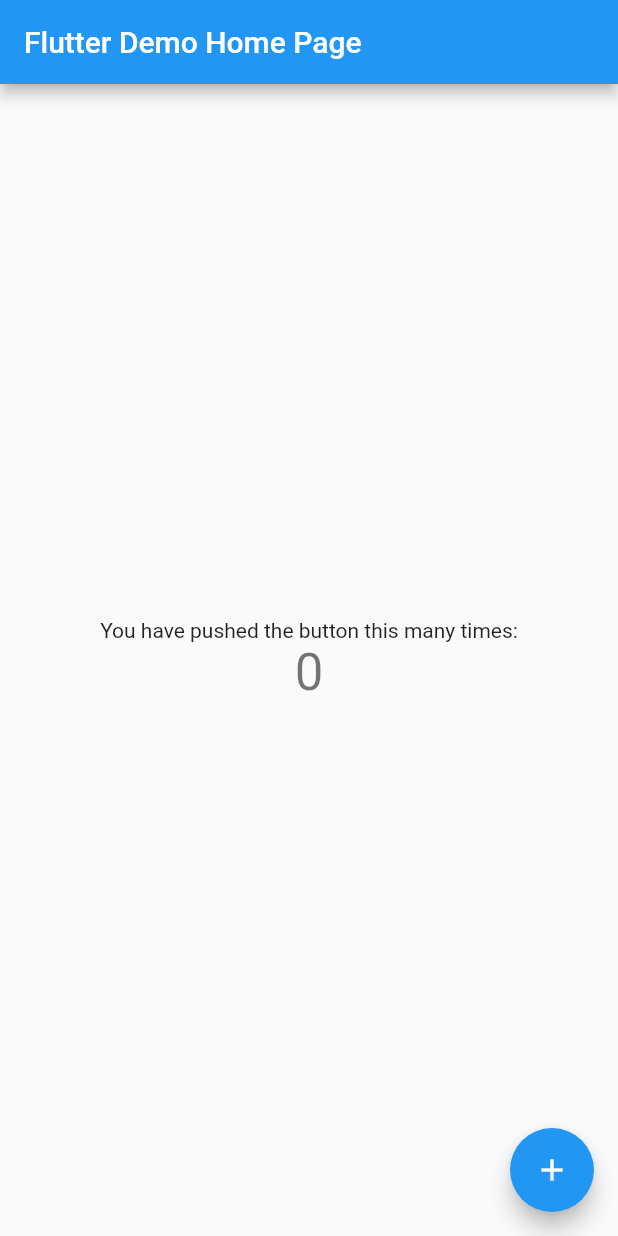
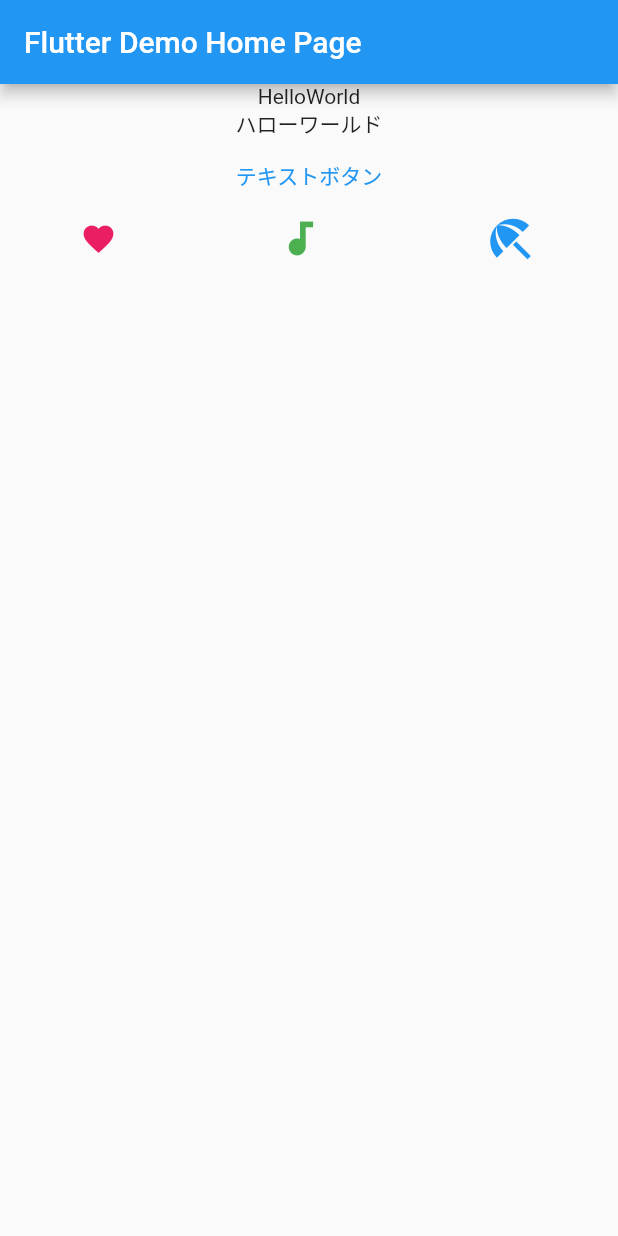
Before and after one commit to tsubasa-sbym/flutter_application_00, a Flutter app: the screen it shows after launch, on a phone screen of 412 x 824 dp. Run offline on Flutter 3.47's test engine with Material 2 defaults, Android fonts, the phone set to English and light mode, and no system bars.

Commit message:
feat: bodyへのwidgetの追加

```diff
--- a/lib/main.dart
+++ b/lib/main.dart
@@ -48,69 +48,39 @@ class MyHomePage extends StatefulWidget {
 }
 
 class _MyHomePageState extends State<MyHomePage> {
-  int _counter = 0;
-
-  void _incrementCounter() {
-    setState(() {
-      // This call to setState tells the Flutter framework that something has
-      // changed in this State, which causes it to rerun the build method below
-      // so that the display can reflect the updated values. If we changed
-      // _counter without calling setState(), then the build method would not be
-      // called again, and so nothing would appear to happen.
-      _counter++;
-      print("HelloWorld");
-    });
-  }
-
   @override
   Widget build(BuildContext context) {
-    // This method is rerun every time setState is called, for instance as done
-    // by the _incrementCounter method above.
-    //
-    // The Flutter framework has been optimized to make rerunning build methods
-    // fast, so that you can just rebuild anything that needs updating rather
-    // than having to individually change instances of widgets.
     return Scaffold(
       appBar: AppBar(
-        // Here we take the value from the MyHomePage object that was created by
-        // the App.build method, and use it to set our appbar title.
         title: Text(widget.title),
       ),
-      body: Center(
-        // Center is a layout widget. It takes a single child and positions it
-        // in the middle of the parent.
-        child: Column(
-          // Column is also a layout widget. It takes a list of children and
-          // arranges them vertically. By default, it sizes itself to fit its
-          // children horizontally, and tries to be as tall as its parent.
-          //
-          // Invoke "debug painting" (press "p" in the console, choose the
-          // "Toggle Debug Paint" action from the Flutter Inspector in Android
-          // Studio, or the "Toggle Debug Paint" command in Visual Studio Code)
-          // to see the wireframe for each widget.
-          //
-          // Column has various properties to control how it sizes itself and
-          // how it positions its children. Here we use mainAxisAlignment to
-          // center the children vertically; the main axis here is the vertical
-          // axis because Columns are vertical (the cross axis would be
-          // horizontal).
-          mainAxisAlignment: MainAxisAlignment.center,
-          children: <Widget>[
-            const Text(
-              'You have pushed the button this many times:',
-            ),
-            Text(
-              '$_counter',
-              style: Theme.of(context).textTheme.headlineMedium,
-            ),
-          ],
-        ),
-      ),
-      floatingActionButton: FloatingActionButton(
-        onPressed: _incrementCounter,
-        tooltip: 'Increment',
-        child: const Icon(Icons.add),
-      ), // This trailing comma makes auto-formatting nicer for build methods.
+      body: Column(children: [
+         const Text("HelloWorld"),
+         const Text("ハローワールド"),
+         TextButton(
+           onPressed: () => {print("ボタンが押されたよ")},
+           child: const Text("テキストボタン"),
+         ),
+         Row(
+             mainAxisAlignment: MainAxisAlignment.spaceAround,
+             children: const [
+               Icon(
+                 Icons.favorite,
+                 color: Colors.pink,
+                 size: 24.0,
+               ),
+               Icon(
+                 Icons.audiotrack,
+                 color: Colors.green,
+                 size: 30.0,
+               ),
+               Icon(
+                 Icons.beach_access,
+                 color: Colors.blue,
+                 size: 36.0,
+               ),
+             ]),
+       ])
     );
   }
 }
```
